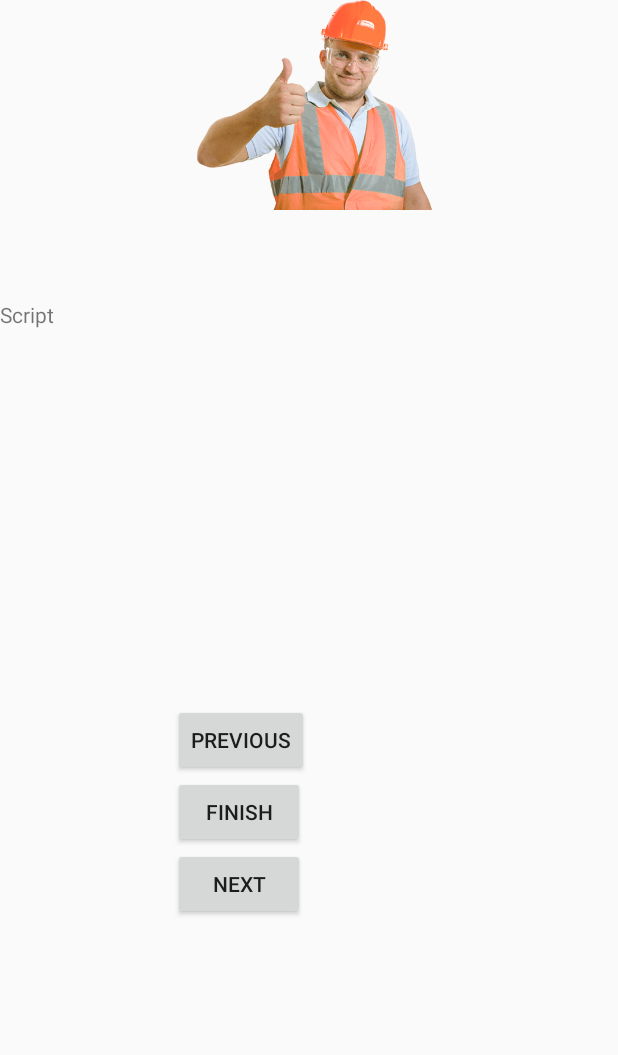
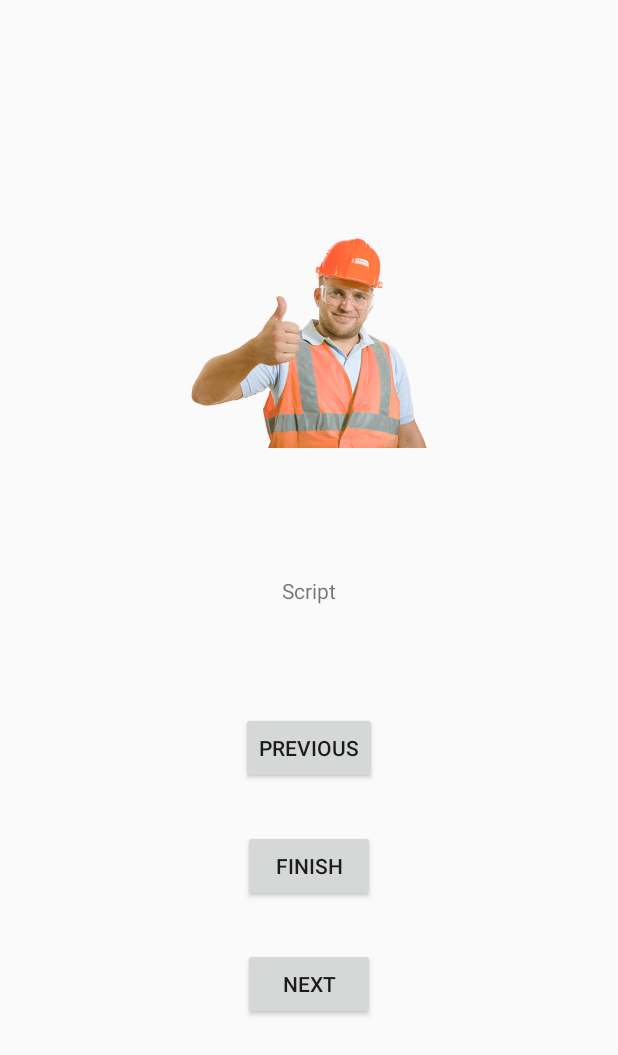
Before and after one commit to madcapitanmorgan/FinalJoe, an Android app: the StartPresentationActivity screen opened directly, with no data from a screen before it, on a phone screen of 412 x 824 dp. Shown: the top 1055 px of the screen. Run offline under Robolectric (Android 15) with nearby library versions, the phone set to English and light mode, and no system bars; our stand-ins replace Picasso, Room's generated code; 3 statements that could not run were skipped.

Commit message:
Appeareance Changes
Enhanced Appeareance for:
Activity Main Layout
Activity Start Presentation
Activity Add Diapositiva

```diff
--- a/app/src/main/java/com/example/finaljoe/StartPresentationActivity.java
+++ b/app/src/main/java/com/example/finaljoe/StartPresentationActivity.java
@@ -71,6 +71,7 @@ public class StartPresentationActivity extends AppCompatActivity {
         }
     }
 
+    /*
     public void toPrevious(View view) {
         image_prest = (ImageView) findViewById(R.id.image_prest);
 
@@ -113,4 +114,6 @@ public class StartPresentationActivity extends AppCompatActivity {
         scriptview = findViewById(R.id.tex_script);
         scriptview.setText(diapositiva.diapositivaScript);
     }
+
+     */
 }
--- a/app/src/main/res/layout/activity_main.xml
+++ b/app/src/main/res/layout/activity_main.xml
@@ -20,7 +20,7 @@
         <TextView
             android:layout_width="wrap_content"
             android:layout_height="wrap_content"
-            android:text="Pechacucha Assistan"
+            android:text="Pechacucha Assistant"
             android:layout_margin="20dp"
             />
         <!-- No olvides poner el call a OnClick-->
--- a/app/src/main/res/layout/activity_start_presentation.xml
+++ b/app/src/main/res/layout/activity_start_presentation.xml
@@ -4,46 +4,51 @@
     android:layout_height="match_parent"
     xmlns:tools="http://schemas.android.com/tools"
     android:orientation="vertical"
-    tools:context="com.example.finaljoe.StartPresentationActivity">
+    tools:context="com.example.finaljoe.StartPresentationActivity"
+    android:gravity="center"
+    android:padding="15dp">
 
     <ImageView
         android:id="@+id/image_prest"
-        android:layout_width="403dp"
+        android:layout_width="match_parent"
         android:layout_height="140dp"
-        android:layout_marginStart="8dp"
-        android:layout_marginEnd="8dp"
-        android:layout_marginBottom="60dp"
+        android:layout_margin="30dp"
         android:src="@drawable/worker_small"/>
 
     <TextView
         android:id="@+id/tex_script"
         android:layout_width="match_parent"
-        android:layout_height="wrap_content"
+        android:layout_height="100dp"
+        android:gravity="center"
+        android:layout_margin="15dp"
         android:text="Script" />
 
         <Button
         android:layout_width="wrap_content"
         android:layout_height="wrap_content"
-        android:layout_marginStart="115dp"
-        android:layout_marginTop="250dp"
         android:text="Previous"
         android:onClick="toPrevious"
+
+        android:layout_margin="15dp"
         android:id="@+id/b_prev"/>
 
         <Button
             android:id="@+id/b_finish"
             android:layout_width="wrap_content"
             android:layout_height="wrap_content"
-        android:layout_marginStart="115dp"
             android:text="Finish"
+
+            android:layout_margin="15dp"
             android:onClick="toMainMenu"/>
 
         <Button
             android:id="@+id/b_next"
             android:layout_width="wrap_content"
             android:layout_height="wrap_content"
-        android:layout_marginStart="115dp"
             android:text="Next"
+
+            android:layout_margin="15dp"
             android:onClick="toNext"/>
 
+
 </LinearLayout>
```
Also changed, not shown: app/src/main/res/layout/activity_add_diapositiva.xml (+10 -4 lines). Lines whose indentation alone changed are shown as unchanged.
